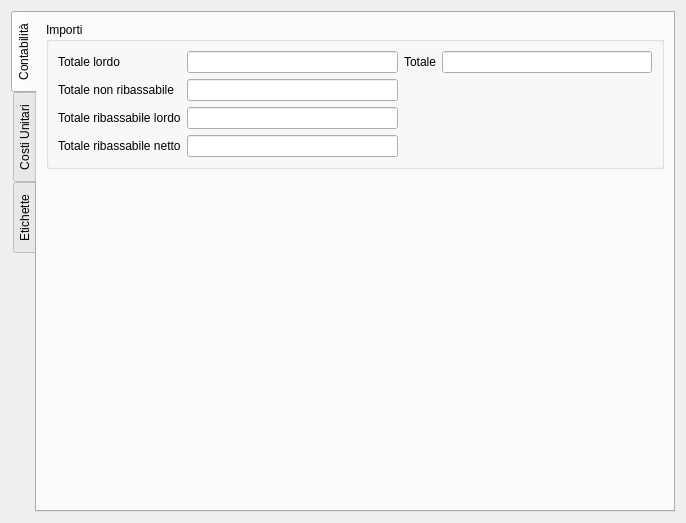
Old version of the form qcostgui/accountingtambilldatagui.ui in the repository mickele77/qcost.
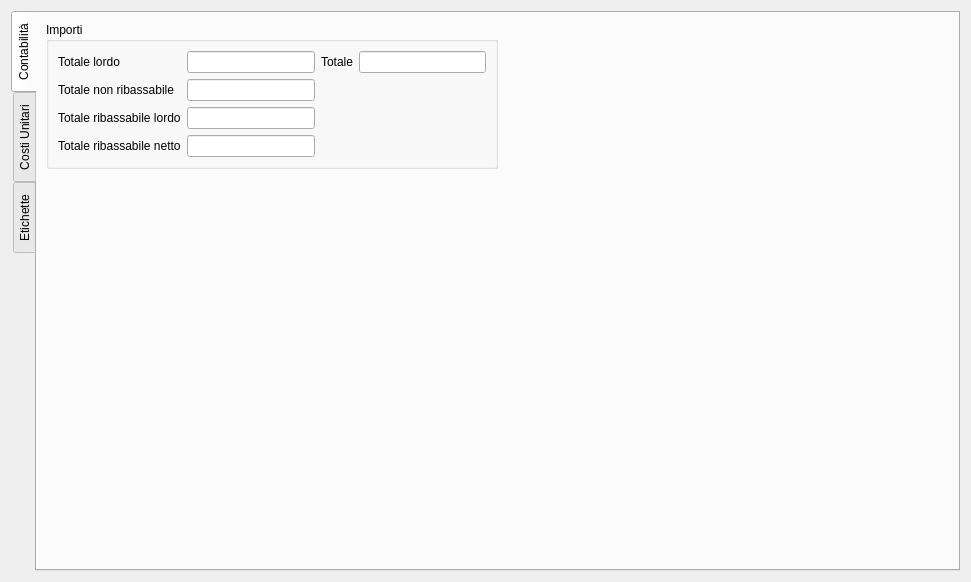
New version of the form.

Commit message: Piccole modifiche nell'interfaccia

Diff of the .ui file:
```diff
--- a/qcostgui/accountingtambilldatagui.ui
+++ b/qcostgui/accountingtambilldatagui.ui
@@ -6,8 +6,8 @@
    <rect>
     <x>0</x>
     <y>0</y>
-    <width>686</width>
-    <height>523</height>
+    <width>971</width>
+    <height>582</height>
    </rect>
   </property>
   <property name="windowTitle">
@@ -125,6 +125,19 @@
          </property>
         </spacer>
        </item>
+       <item row="0" column="1">
+        <spacer name="horizontalSpacer_2">
+         <property name="orientation">
+          <enum>Qt::Horizontal</enum>
+         </property>
+         <property name="sizeHint" stdset="0">
+          <size>
+           <width>40</width>
+           <height>20</height>
+          </size>
+         </property>
+        </spacer>
+       </item>
       </layout>
      </widget>
      <widget class="QWidget" name="pricesTab">
```
Left out of the diff: 107 changed lines with no effect on the pictures. The commit also changes 6 other files.
